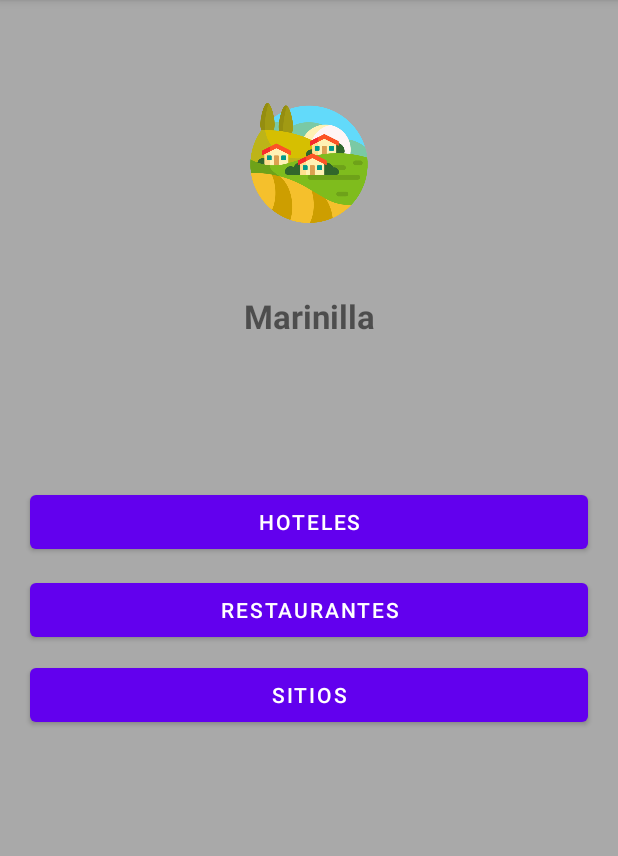
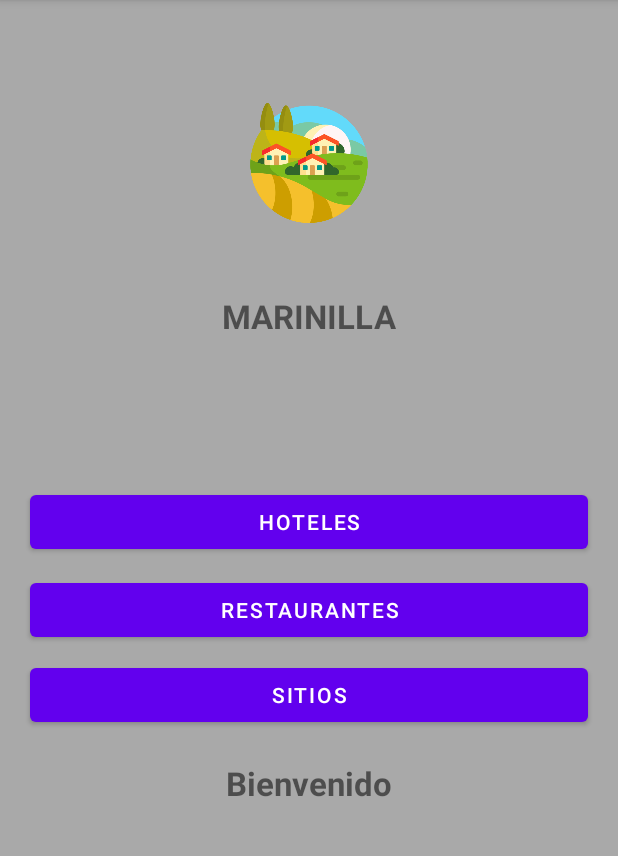
Before and after one commit to LuisArias853/Turistiandov2, an Android app: the Home screen opened directly, with no data from a screen before it, on a phone screen of 412 x 824 dp, the part 84-940 px from its top. Run offline under Robolectric (Android 15) with nearby library versions, the light colour scheme and no system bars.

Commit message:
Se lo robo a Juan

```diff
--- a/app/src/main/AndroidManifest.xml
+++ b/app/src/main/AndroidManifest.xml
@@ -11,6 +11,9 @@
         android:supportsRtl="true"
         android:theme="@style/Theme.Turistiando2"
         tools:targetApi="31">
+        <activity
+            android:name=".LoginActivity"
+            android:exported="false" />
         <activity
             android:name=".LugaresHome"
             android:exported="false" />
--- a/app/src/main/java/com/example/turistiando2/Home.java
+++ b/app/src/main/java/com/example/turistiando2/Home.java
@@ -8,6 +8,7 @@ import android.view.Menu;
 import android.view.MenuItem;
 import android.view.View;
 import android.widget.Button;
+import android.widget.TextView;
 import android.widget.Toast;
 
 public class Home extends AppCompatActivity {
@@ -16,15 +17,24 @@ public class Home extends AppCompatActivity {
     Button botonRestaurantes;
     Button botonLugares;
 
+    TextView nombreCliente;
+
 
     @Override
     protected void onCreate(Bundle savedInstanceState) {
         super.onCreate(savedInstanceState);
         setContentView(R.layout.activity_home);
 
+        String nombre=getIntent().getStringExtra("nombre");
+
         botonHoteles = findViewById(R.id.buttonhoteles);
         botonRestaurantes = findViewById(R.id.buttonrestaurantes);
         botonLugares = findViewById(R.id.buttonlugares);
+        nombreCliente=findViewById(R.id.text4);
+        //uniendo el texto del PUTEXTRA
+
+        nombreCliente.setText(nombre);
+
         //DETECTANDO EVENTOS
         botonHoteles.setOnClickListener(new View.OnClickListener() {
             @Override
--- a/app/src/main/java/com/example/turistiando2/MainActivity.java
+++ b/app/src/main/java/com/example/turistiando2/MainActivity.java
@@ -23,7 +23,7 @@ public class MainActivity extends AppCompatActivity {
         TimerTask inicio=new TimerTask() {
             @Override
             public void run() {
-                Intent intent = new Intent(MainActivity.this,Home.class);
+                Intent intent = new Intent(MainActivity.this, LoginActivity.class);
             startActivity(intent);
             }
         };
--- a/app/src/main/res/layout/activity_home.xml
+++ b/app/src/main/res/layout/activity_home.xml
@@ -21,7 +21,7 @@
         android:id="@+id/text"
         android:layout_width="wrap_content"
         android:layout_height="wrap_content"
-        android:text="Marinilla"
+        android:text="MARINILLA"
         android:textStyle="bold"
         android:textSize="22dp"
         app:layout_constraintTop_toBottomOf="@id/logo"
@@ -56,7 +56,6 @@
         />
     <Button
         android:id="@+id/buttonlugares"
-
         android:text="sitios"
         android:layout_marginHorizontal="20dp"
         android:layout_width="match_parent"
@@ -67,5 +66,31 @@
         app:layout_constraintBottom_toBottomOf="parent"
         app:layout_constraintVertical_bias="0.03"
         />
+    <TextView
+        android:id="@+id/text3"
+        android:layout_width="wrap_content"
+        android:layout_height="wrap_content"
+        android:text="Bienvenido"
+        android:textStyle="bold"
+        android:textSize="22dp"
+        app:layout_constraintTop_toBottomOf="@id/buttonlugares"
+        app:layout_constraintBottom_toBottomOf="parent"
+        app:layout_constraintStart_toStartOf="parent"
+        app:layout_constraintEnd_toEndOf="parent"
+        app:layout_constraintVertical_bias="0.08"
+        />
+    <TextView
+        android:id="@+id/text4"
+        android:layout_width="wrap_content"
+        android:layout_height="wrap_content"
+        android:text="Cliente"
+        android:textStyle="bold"
+        android:textSize="22dp"
+        app:layout_constraintTop_toBottomOf="@id/text3"
+        app:layout_constraintBottom_toBottomOf="parent"
+        app:layout_constraintStart_toStartOf="parent"
+        app:layout_constraintEnd_toEndOf="parent"
+        app:layout_constraintVertical_bias="0.08"
+        />
 
 </androidx.constraintlayout.widget.ConstraintLayout>
```
Also changed, not shown: app/src/main/java/com/example/turistiando2/LoginActivity.java (+33 -1 lines), app/src/main/res/layout/activity_login.xml (+94 -1 lines).
